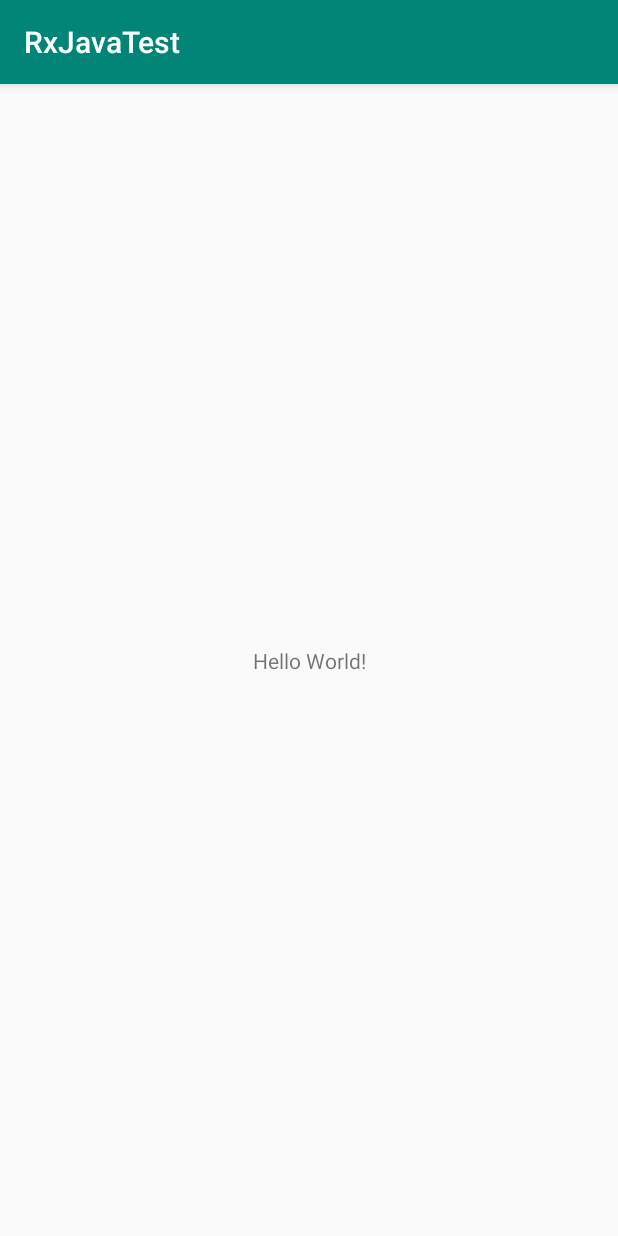
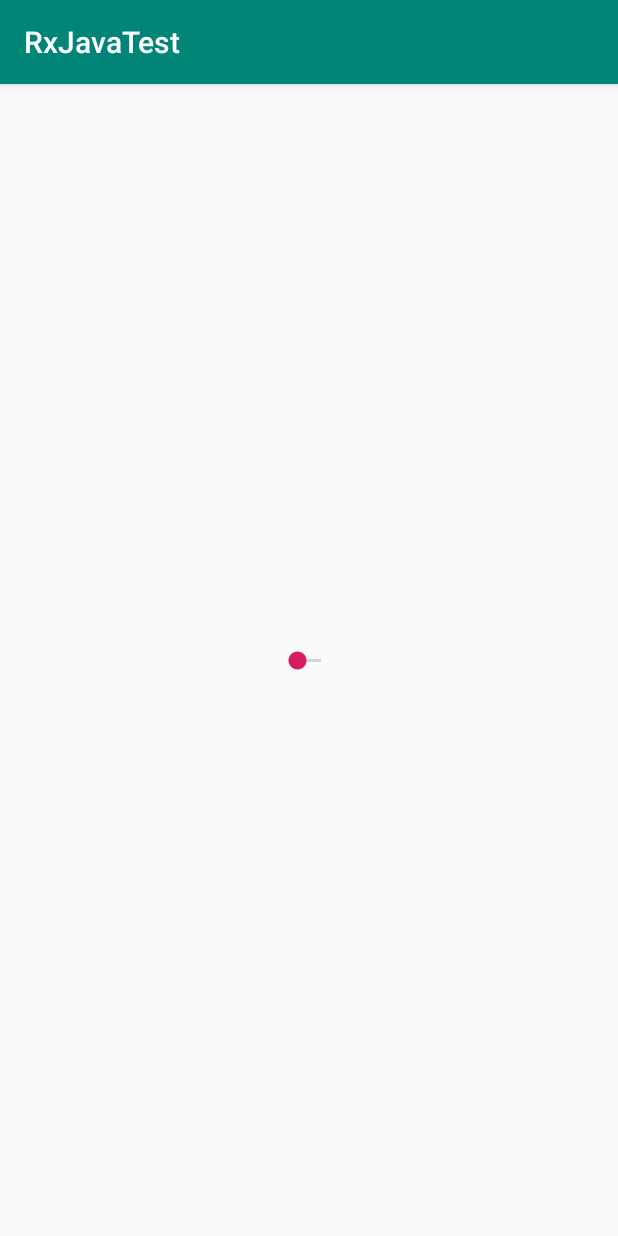
Before and after one commit to dalilaisan/RxJavaTest, an Android app: the screen it shows after launch (MainActivity), on a phone screen of 412 x 824 dp. Run offline under Robolectric (Android 15) with nearby library versions, the phone set to English and light mode, and no system bars; our stand-ins replace RxJava.

```diff
--- a/app/build.gradle
+++ b/app/build.gradle
@@ -16,6 +16,10 @@ android {
             proguardFiles getDefaultProguardFile('proguard-android.txt'), 'proguard-rules.pro'
         }
     }
+    compileOptions {
+        sourceCompatibility JavaVersion.VERSION_1_8
+        targetCompatibility JavaVersion.VERSION_1_8
+    }
 }
 
 dependencies {
--- a/app/src/main/java/com/example/dalila/rxjavatest/DataSource.java
+++ b/app/src/main/java/com/example/dalila/rxjavatest/DataSource.java
@@ -11,6 +11,10 @@ public class DataSource {
         tasks.add(new Task("Walk the dog",false,4 ));
         tasks.add(new Task("Do homework",false,3 ));
         tasks.add(new Task("Unload the dishwasher",true,2 ));
+        tasks.add(new Task("Take out the trash",true,5 ));
+        tasks.add(new Task("Walk the dog",false,4 ));
+        tasks.add(new Task("Do homework",false,3 ));
+        tasks.add(new Task("Unload the dishwasher",true,2 ));
         return tasks;
     }
 }
--- a/app/src/main/java/com/example/dalila/rxjavatest/MainActivity.java
+++ b/app/src/main/java/com/example/dalila/rxjavatest/MainActivity.java
@@ -2,12 +2,69 @@ package com.example.dalila.rxjavatest;
 
 import android.support.v7.app.AppCompatActivity;
 import android.os.Bundle;
+import android.util.Log;
+
+import io.reactivex.rxjava3.android.schedulers.AndroidSchedulers;
+import io.reactivex.rxjava3.core.Observable;
+import io.reactivex.rxjava3.core.Observer;
+import io.reactivex.rxjava3.disposables.Disposable;
+import io.reactivex.rxjava3.functions.Predicate;
+import io.reactivex.rxjava3.schedulers.Schedulers;
 
 public class MainActivity extends AppCompatActivity {
+    private static final String TAG = "MainActivity";
 
     @Override
     protected void onCreate(Bundle savedInstanceState) {
         super.onCreate(savedInstanceState);
         setContentView(R.layout.activity_main);
+
+        Observable<Task> taskObservable = Observable
+                .fromIterable(DataSource.createTasksList())
+                .subscribeOn(Schedulers.io())
+                .filter(new Predicate<Task>() {
+                    @Override
+                    public boolean test(Task task) throws Throwable {
+                        Log.d(TAG, "test: " + Thread.currentThread().getName());
+                        /*freezing the background thread (the thread the work is being
+                        done on - Schedulers.io() in subscribeOn())
+                        */
+                        try {
+                            Thread.sleep(1000);
+                        } catch (InterruptedException e) {
+                            e.printStackTrace();
+                        }
+                        //only show tasks that are complete
+                        return task.isComplete();
+                    }
+                })
+                .observeOn(AndroidSchedulers.mainThread());
+
+        //creating an observer that's subscribing to the observable
+        taskObservable.subscribe(new Observer<Task>() {
+            @Override
+            //called as soon as the observer's subscribed to
+            public void onSubscribe(Disposable d) {
+                Log.d(TAG, "onSubscribe: called");
+            }
+
+            @Override
+            //called as the observer iterated through the obervables
+            public void onNext(Task task) {
+                Log.d(TAG, "onNext: called " + Thread.currentThread().getName());
+                Log.d(TAG, "onNext: " + task.getDescription());
+            }
+
+            @Override
+            public void onError(Throwable e) {
+                Log.e(TAG, "onError: " + e.getMessage());
+            }
+
+            @Override
+            //called when the process is complete
+            public void onComplete() {
+                Log.d(TAG, "onComplete: called");
+            }
+        });
     }
 }
--- a/app/src/main/res/layout/activity_main.xml
+++ b/app/src/main/res/layout/activity_main.xml
@@ -6,13 +6,18 @@
     android:layout_height="match_parent"
     tools:context=".MainActivity">
 
-    <TextView
+    <SeekBar
+        android:id="@+id/seekBar"
         android:layout_width="wrap_content"
         android:layout_height="wrap_content"
-        android:text="Hello World!"
+        android:layout_marginStart="8dp"
+        android:layout_marginLeft="8dp"
+        android:layout_marginTop="8dp"
+        android:layout_marginEnd="8dp"
+        android:layout_marginRight="8dp"
+        android:layout_marginBottom="8dp"
         app:layout_constraintBottom_toBottomOf="parent"
-        app:layout_constraintLeft_toLeftOf="parent"
-        app:layout_constraintRight_toRightOf="parent"
+        app:layout_constraintEnd_toEndOf="parent"
+        app:layout_constraintStart_toStartOf="parent"
         app:layout_constraintTop_toTopOf="parent" />
-
 </android.support.constraint.ConstraintLayout>
```
